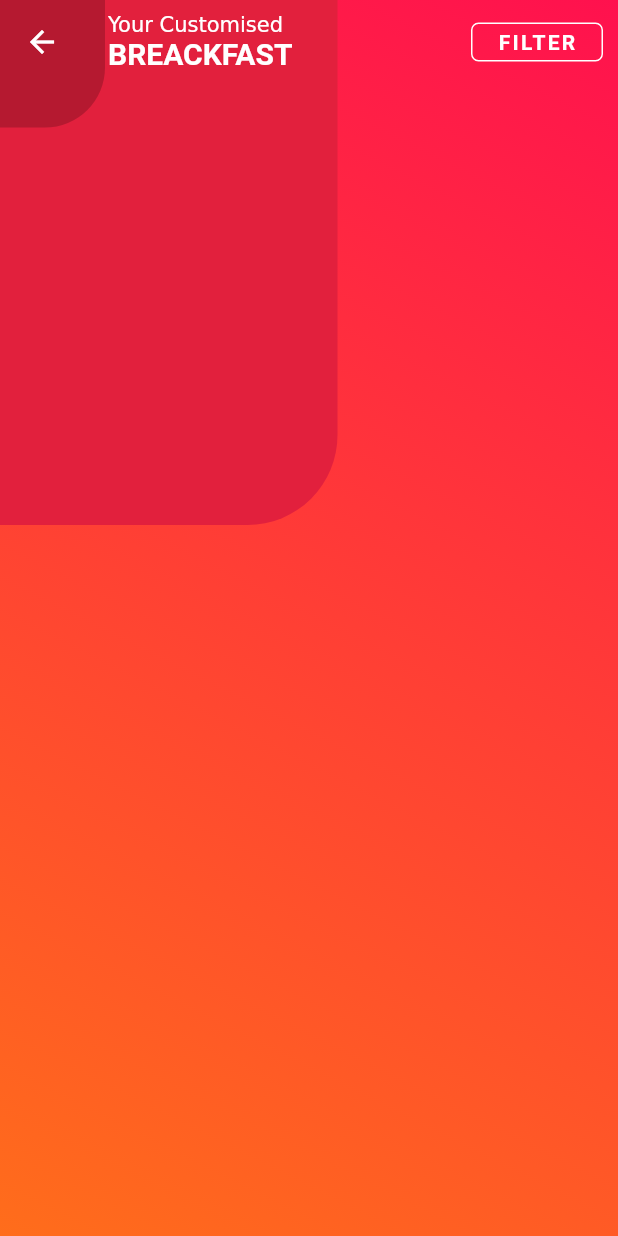
After one commit to edalvb/recipe, a Flutter app: the screen it shows after launch, after a tap on "BREACKFAST", on a phone screen of 412 x 824 dp. The commit adds this screen. Run offline on Flutter 3.47's test engine with Material 2 defaults, Android fonts, the phone set to English and light mode, and no system bars.

Commit message:
Segunda pantalla 1 de 3

```diff
--- a/lib/main.dart
+++ b/lib/main.dart
@@ -1,4 +1,5 @@
 import 'package:flutter/material.dart';
+import 'package:recipe/ui/pages/breackfast_page.dart';
 import 'package:recipe/ui/pages/home_page.dart';
 
 void main() => runApp(MyApp());
@@ -14,10 +15,16 @@ class MyApp extends StatelessWidget {
             headline4: TextStyle(color: Colors.white),
             headline6: TextStyle(color: Colors.white),
           ),
-      ),
+          appBarTheme: AppBarTheme(
+              color: Colors.transparent,
+              elevation: 0,
+              iconTheme: IconThemeData(color: Colors.white))),
       title: "App de Recetas",
       initialRoute: "/",
-      routes: {"/": (context) => HomePage()},
+      routes: {
+        "/": (context) => HomePage(),
+        "/breackfast_page": (context) => BreackfastPage(),
+      },
     );
   }
 }
--- /dev/null
+++ b/lib/ui/components/circle_widget.dart
@@ -0,0 +1,22 @@
+import 'package:flutter/material.dart';
+
+class CircleWidget extends StatelessWidget {
+  final Color circleColor;
+  final List<Widget> children;
+
+  CircleWidget({this.circleColor, this.children});
+
+  @override
+  Widget build(BuildContext context) {
+    return Container(
+      height: 80,
+      width: 80,
+      padding: EdgeInsets.only(top: 10, left: 5),
+      decoration: BoxDecoration(shape: BoxShape.circle, color: circleColor),
+      child: Column(
+        mainAxisSize: MainAxisSize.min,
+        children: children,
+      ),
+    );
+  }
+}
--- /dev/null
+++ b/lib/ui/components/food_time.dart
@@ -0,0 +1,87 @@
+import 'package:flutter/material.dart';
+
+class FoodTimeWidget extends StatelessWidget {
+  List<Color> colors;
+  String name;
+  int count;
+  String assetPath;
+  AlignmentGeometry begin;
+  AlignmentGeometry end;
+  Offset offset;
+  VoidCallback onTap;
+
+  FoodTimeWidget(
+      {this.colors,
+        this.name,
+        this.count,
+        this.assetPath,
+        this.begin,
+        this.end,
+        double yoffset,
+        this.onTap}) {
+    this.offset = Offset(0, yoffset);
+  }
+
+  @override
+  Widget build(BuildContext context) {
+    return GestureDetector(
+      onTap: this.onTap,
+      child: Container(
+        height: 300,
+        width: 175,
+        margin: EdgeInsets.only(right: 20),
+        padding: EdgeInsets.only(top: 45),
+        child: DecoratedBox(
+          decoration: BoxDecoration(
+            gradient:
+            LinearGradient(colors: colors, begin: this.begin, end: this.end),
+            borderRadius: BorderRadius.all(
+              Radius.circular(30),
+            ),
+          ),
+          child: Stack(
+            children: [
+              Transform.translate(
+                //offset: Offset(0, -25),
+                offset: this.offset,
+                child: Align(
+                    alignment: Alignment.topCenter,
+                    child: Image.asset(this.assetPath)),
+              ),
+              Align(
+                alignment: Alignment.bottomCenter,
+                child: Column(
+                  mainAxisSize: MainAxisSize.min,
+                  children: [
+                    Text(
+                      this.name,
+                      style: TextStyle(
+                          letterSpacing: 1.5,
+                          fontSize: 16,
+                          fontWeight: FontWeight.bold),
+                    ),
+                    SizedBox(
+                      height: 20,
+                    ),
+                    Text(
+                      "$count+",
+                      style: TextStyle(fontSize: 40),
+                    ),
+                    Text(
+                      "DIFETENTS\nRECIPES",
+                      textAlign: TextAlign.center,
+                      style: TextStyle(fontSize: 10, letterSpacing: 1.5),
+                    ),
+                    SizedBox(
+                      height: 40,
+                    )
+                  ],
+                ),
+              ),
+            ],
+          ),
+        ),
+      ),
+    );
+  }
+}
--- /dev/null
+++ b/lib/ui/pages/breackfast_page.dart
@@ -0,0 +1,96 @@
+import 'package:flutter/material.dart';
+
+class BreackfastPage extends StatelessWidget {
+  @override
+  Widget build(BuildContext context) {
+    return Scaffold(
+      body: Stack(
+        children: [
+          Container(
+            height: double.infinity,
+            width: double.infinity,
+            decoration: BoxDecoration(
+              gradient: LinearGradient(
+                colors: [
+                  Color(0xFFFF114E),
+                  Color(0xFFFF6D1B),
+                ],
+                begin: Alignment.topRight,
+                end: Alignment.bottomLeft,
+              ),
+            ),
+          ),
+          Container(
+            height: 350,
+            width: 225,
+            decoration: BoxDecoration(
+              color: Color(0xFFE2203D),
+              borderRadius: BorderRadius.only(
+                bottomRight: Radius.circular(60),
+              ),
+            ),
+          ),
+          Container(
+            height: 85,
+            width: 70,
+            decoration: BoxDecoration(
+              color: Color(0xFFB51930),
+              borderRadius: BorderRadius.only(
+                bottomRight: Radius.circular(40),
+              ),
+            ),
+          ),
+          AppBar(
+            title: RichText(
+              text: TextSpan(children: [
+                TextSpan(text: "Your Customised\n"),
+                TextSpan(
+                  text: "BREACKFAST",
+                  style: TextStyle(
+                    fontWeight: FontWeight.bold,
+                    fontSize: 20,
+                  ),
+                )
+              ]),
+            ),
+            actions: [
+              BorderButton(
+                text: "Filter",
+                onTap: () {},
+              )
+            ],
+          )
+        ],
+      ),
+    );
+  }
+}
+
+class BorderButton extends StatelessWidget {
+  String text;
+  VoidCallback onTap;
+
+  BorderButton({this.text, this.onTap});
+
+  @override
+  Widget build(BuildContext context) {
+    return Container(
+      margin: EdgeInsets.only(
+        top: 15,
+        bottom: 15,
+        right: 10,
+      ),
+      child: OutlineButton(
+        onPressed: onTap,
+        textColor: Colors.white,
+        borderSide: BorderSide(color: Colors.white, width: 1),
+        highlightedBorderColor: Colors.black,
+        shape: RoundedRectangleBorder(borderRadius: BorderRadius.circular(5)),
+        child: Text(
+          this.text.toUpperCase(),
+          style: TextStyle(fontWeight: FontWeight.bold, letterSpacing: 1.5),
+        ),
+      ),
+    );
+  }
+}
--- a/lib/ui/pages/home_page.dart
+++ b/lib/ui/pages/home_page.dart
@@ -1,5 +1,8 @@
 import 'package:flutter/material.dart';
 import 'dart:math' as math;
+
+import 'package:recipe/ui/components/circle_widget.dart';
+import 'package:recipe/ui/components/food_time.dart';
 
 class HomePage extends StatelessWidget {
   @override
@@ -66,6 +69,7 @@ class HomePage extends StatelessWidget {
                         count: 245,
                         assetPath: "assets/images/sandwich.png",
                         yoffset: -15.0,
+                        onTap: ()=> showBreackFastPage(context),
                       ),
                       FoodTimeWidget(
                         colors: [Color(0xFF3023AE), Color(0xFFC86DD7)],
@@ -165,106 +169,8 @@ class HomePage extends StatelessWidget {
       ),
     );
   }
-}
 
-class FoodTimeWidget extends StatelessWidget {
-  List<Color> colors;
-  String name;
-  int count;
-  String assetPath;
-  AlignmentGeometry begin;
-  AlignmentGeometry end;
-  Offset offset;
-
-  FoodTimeWidget(
-      {this.colors,
-      this.name,
-      this.count,
-      this.assetPath,
-      this.begin,
-      this.end,
-      double yoffset}) {
-    this.offset = Offset(0, yoffset);
-  }
-
-  @override
-  Widget build(BuildContext context) {
-    return Container(
-      height: 300,
-      width: 175,
-      margin: EdgeInsets.only(right: 20),
-      padding: EdgeInsets.only(top: 45),
-      child: DecoratedBox(
-        decoration: BoxDecoration(
-          gradient:
-              LinearGradient(colors: colors, begin: this.begin, end: this.end),
-          borderRadius: BorderRadius.all(
-            Radius.circular(30),
-          ),
-        ),
-        child: Stack(
-          children: [
-            Transform.translate(
-              //offset: Offset(0, -25),
-              offset: this.offset,
-              child: Align(
-                  alignment: Alignment.topCenter,
-                  child: Image.asset(this.assetPath)),
-            ),
-            Align(
-              alignment: Alignment.bottomCenter,
-              child: Column(
-                mainAxisSize: MainAxisSize.min,
-                children: [
-                  Text(
-                    this.name,
-                    style: TextStyle(
-                        letterSpacing: 1.5,
-                        fontSize: 16,
-                        fontWeight: FontWeight.bold),
-                  ),
-                  SizedBox(
-                    height: 20,
-                  ),
-                  Text(
-                    "$count+",
-                    style: TextStyle(fontSize: 40),
-                  ),
-                  Text(
-                    "DIFETENTS\nRECIPES",
-                    textAlign: TextAlign.center,
-                    style: TextStyle(fontSize: 10, letterSpacing: 1.5),
-                  ),
-                  SizedBox(
-                    height: 40,
-                  )
-                ],
-              ),
-            ),
-          ],
-        ),
-      ),
-    );
+  showBreackFastPage(BuildContext context) {
+    Navigator.pushNamed(context, "/breackfast_page");
   }
 }
-
-class CircleWidget extends StatelessWidget {
-  final Color circleColor;
-  final List<Widget> children;
-
-  CircleWidget({this.circleColor, this.children});
-
-  @override
-  Widget build(BuildContext context) {
-    return Container(
-      height: 80,
-      width: 80,
-      padding: EdgeInsets.only(top: 10, left: 5),
-      decoration: BoxDecoration(shape: BoxShape.circle, color: circleColor),
-      child: Column(
-        mainAxisSize: MainAxisSize.min,
-        children: children,
-      ),
-    );
-  }
-}
```
Lines whose indentation alone changed are shown as unchanged.
